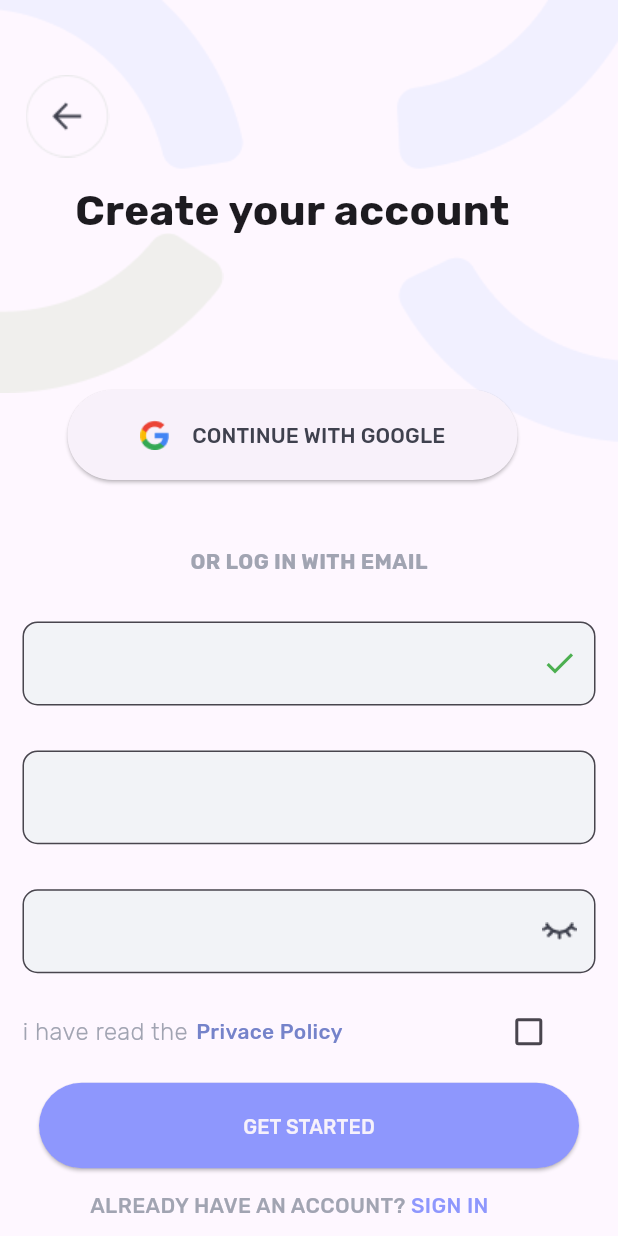
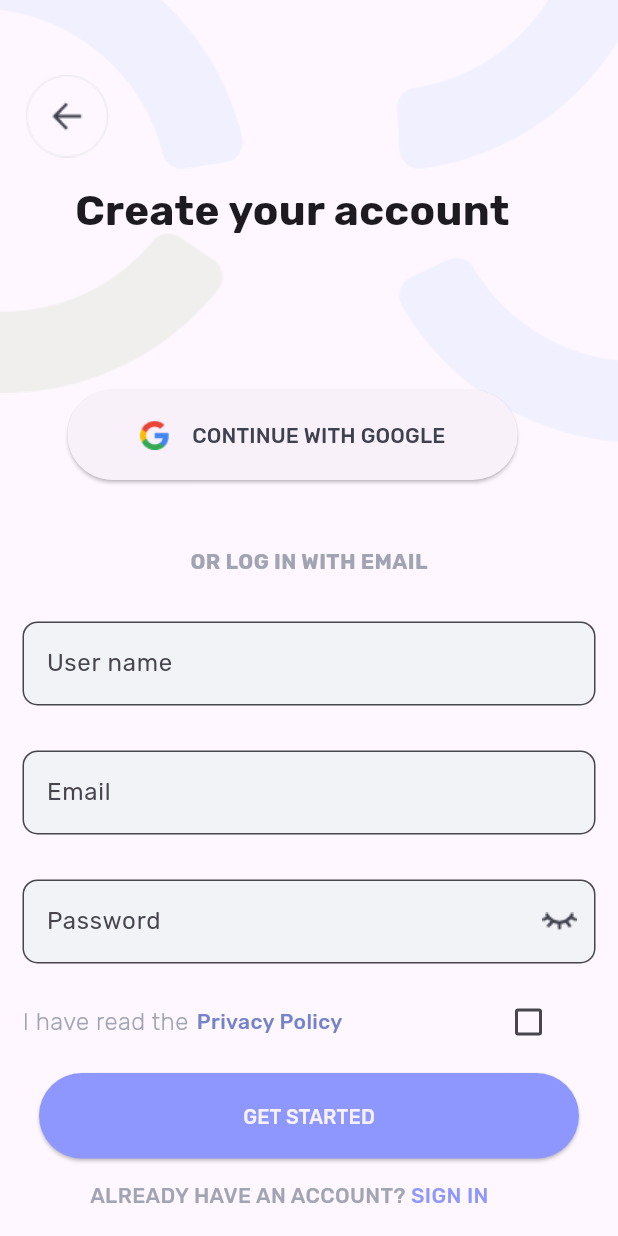
Before and after one commit to mertaksoyy/GoodPlace, a Flutter app: the SignUpPage screen opened by its route, on a phone screen of 412 x 824 dp. Run offline on Flutter 3.47's test engine with Material 3 defaults, Android fonts, the phone set to English and light mode, and no system bars; our stand-ins replace cloud_firestore, firebase_auth, firebase_core, google_fonts, google_sign_in, image_picker and 2 more; accounts and stored records are empty.

Commit message:
Fix update

```diff
--- a/goodplace/lib/constants/routes.dart
+++ b/goodplace/lib/constants/routes.dart
@@ -5,3 +5,5 @@ const verifyEmailViewRoute = 'verify-email';
 const mainPageRoute = '/main-page';
 const onBoardViewRoute = '/onboard';
 const habitPageViewRoute = '/habitpage';
+
+const createHabitPageViewRoute = '/createhabit';
--- a/goodplace/lib/main.dart
+++ b/goodplace/lib/main.dart
@@ -4,6 +4,7 @@ import 'package:flutter/material.dart';
 import 'package:goodplace/constants/routes.dart';
 import 'package:goodplace/firebase_options.dart';
 import 'package:goodplace/username_provider.dart';
+import 'package:goodplace/views/create_habit_page_view.dart';
 import 'package:goodplace/views/habit_page_view.dart';
 import 'package:goodplace/views/main_screen_view.dart';
 import 'package:goodplace/views/onboarding_view.dart';
@@ -43,6 +44,7 @@ class MyApp extends StatelessWidget {
           mainPageRoute: (context) => MainScreenView(),
           onBoardViewRoute: (context) => const OnBoardPage(),
           habitPageViewRoute: (context) => HabitPageView(),
+          createHabitPageViewRoute: (context) => CreateHabitPageView(),
         },
       ),
     );
--- a/goodplace/lib/views/habit_page_view.dart
+++ b/goodplace/lib/views/habit_page_view.dart
@@ -3,6 +3,7 @@ import 'dart:io';
 import 'package:cloud_firestore/cloud_firestore.dart';
 import 'package:flutter/material.dart';
 import 'package:flutter/services.dart';
+import 'package:goodplace/constants/routes.dart';
 import 'package:google_fonts/google_fonts.dart';
 import 'package:image_picker/image_picker.dart';
 import 'package:intl/intl.dart';
@@ -402,6 +403,8 @@ class _HabitPageViewState extends State<HabitPageView> {
                           Navigator.pop(context);
                           _updateTotalHabit(totalHabit);
                           resetForm();
+                          Navigator.pushNamed(
+                              context, createHabitPageViewRoute);
                         },
                         icon: Icon(Icons.close),
                       ),
--- a/goodplace/lib/views/sign_up.dart
+++ b/goodplace/lib/views/sign_up.dart
@@ -2,9 +2,7 @@ import 'package:firebase_auth/firebase_auth.dart';
 import 'package:flutter/material.dart';
 import 'package:flutter/services.dart';
 import 'package:goodplace/constants/routes.dart';
-import 'package:goodplace/main.dart';
 import 'package:goodplace/username_provider.dart';
-import 'package:goodplace/utils/show_error_dialog.dart';
 import 'package:google_fonts/google_fonts.dart';
 import 'package:provider/provider.dart';
 
@@ -20,28 +18,48 @@ class _SignUpPageState extends State<SignUpPage> {
   var tfMailController = TextEditingController();
   var tfPassController = TextEditingController();
   String userName = "";
-  bool isNameValid = true;
-  bool isGmailValid = true;
-  bool isPasswordValid = true;
+  bool isNameValid = false;
+  bool isGmailValid = false;
   bool _obscureText = true;
   bool ischeckBox = false;
+  final _formKey = GlobalKey<FormState>();
 
-  void userNameCheck() {
+  @override
+  void initState() {
+    super.initState();
+
+    // Kullanıcı adını kontrol eden dinleyici
+    tfUserNameController.addListener(() {
       setState(() {
-      if (tfUserNameController.text.isEmpty) {
-        isNameValid = false;
-      } else {
-        isNameValid = true;
+        isNameValid = tfUserNameController.text.isNotEmpty;
+      });
+    });
+
+    // Mail adresini kontrol eden dinleyici
+    tfMailController.addListener(() {
+      setState(() {
+        isGmailValid = tfMailController.text.isNotEmpty;
+      });
+    });
   }
-    });
+
+  @override
+  void dispose() {
+    tfUserNameController.dispose();
+    tfMailController.dispose();
+    tfPassController.dispose();
+    super.dispose();
   }
 
   @override
   Widget build(BuildContext context) {
     return Scaffold(
       resizeToAvoidBottomInset: false,
-      body: Container(
+      body: SingleChildScrollView(
+        child: Container(
           width: double.infinity,
+          child: Form(
+            key: _formKey,
             child: Column(
               children: [
                 Stack(
@@ -57,11 +75,12 @@ class _SignUpPageState extends State<SignUpPage> {
                         onTap: () {
                           Navigator.pushNamed(context, signInViewRoute);
                         },
-                      child: Image.asset('assets/images/sign_up_back.png')),
+                        child: Image.asset('assets/images/sign_up_back.png'),
+                      ),
                     ),
                     Positioned(
-                  top: 120.0, // signup.png'nin içinde konumlandırmak için
-                  left: 50.0, // signup.png'nin içinde konumlandırmak için
+                      top: 120.0,
+                      left: 50.0,
                       child: Text(
                         "Create your account ",
                         style: GoogleFonts.rubik(
@@ -73,17 +92,16 @@ class _SignUpPageState extends State<SignUpPage> {
                       left: 0,
                       child: Image.asset(
                         'assets/images/signupdesign.png',
-                      color: // Color(0xffFAF8F5)
-                          const Color.fromARGB(255, 240, 239, 237),
-                    )),
+                        color: const Color.fromARGB(255, 240, 239, 237),
+                      ),
+                    ),
                     Positioned(
                       top: 260,
-                  left:
-                      45, // Butonu biraz daha ortalamak için left değerini değiştirdim
+                      left: 45,
                       child: Center(
                         child: SizedBox(
-                      width: 300, // Genişliği artırdım
-                      height: 60, // Yüksekliği artırdım
+                          width: 300,
+                          height: 60,
                           child: ElevatedButton(
                             onPressed: () {},
                             style: ElevatedButton.styleFrom(
@@ -101,14 +119,13 @@ class _SignUpPageState extends State<SignUpPage> {
                                   width: 20,
                                   height: 20,
                                 ),
-                            const SizedBox(
-                                width: 15), // İkon ve metin arasındaki boşluk
+                                const SizedBox(width: 15),
                                 Text(
                                   "CONTINUE WITH GOOGLE",
                                   style: GoogleFonts.rubik(
                                     fontSize: 14,
                                     fontWeight: FontWeight.w500,
-                                color: Color(0xff3F414E), // Metin rengi
+                                    color: Color(0xff3F414E),
                                   ),
                                 ),
                               ],
@@ -119,9 +136,7 @@ class _SignUpPageState extends State<SignUpPage> {
                     ),
                   ],
                 ),
-            SizedBox(
-              height: 15,
-            ),
+                SizedBox(height: 15),
                 GestureDetector(
                   onTap: () {
                     print("Go Log In With EMAIL");
@@ -134,9 +149,7 @@ class _SignUpPageState extends State<SignUpPage> {
                         color: Color(0xffA1A4B2)),
                   ),
                 ),
-            SizedBox(
-              height: 15,
-            ),
+                SizedBox(height: 15),
                 Padding(
                   padding: const EdgeInsets.all(15.0),
                   child: TextFormField(
@@ -148,15 +161,22 @@ class _SignUpPageState extends State<SignUpPage> {
                       fillColor: Color(0xffF2F3F7),
                       border: OutlineInputBorder(
                           borderRadius: BorderRadius.circular(10)),
-                    //labelText: "User name",
+                      labelText: "User name",
                       labelStyle: GoogleFonts.rubik(
-                        fontSize: 16, fontWeight: FontWeight.w300),
+                          fontSize: 16, fontWeight: FontWeight.normal),
                       suffixIcon: isNameValid
                           ? Icon(
                               Icons.check,
                               color: Colors.green,
                             )
-                        : null),
+                          : null,
+                    ),
+                    validator: (value) {
+                      if (value == null || value.isEmpty) {
+                        return 'Please enter Username';
+                      }
+                      return null;
+                    },
                   ),
                 ),
                 Padding(
@@ -169,15 +189,25 @@ class _SignUpPageState extends State<SignUpPage> {
                       fillColor: Color(0xffF2F3F7),
                       border: OutlineInputBorder(
                           borderRadius: BorderRadius.circular(10)),
-                    //labelText: "Gmail",
+                      labelText: "Email",
                       labelStyle: GoogleFonts.rubik(
-                        fontSize: 16, fontWeight: FontWeight.w300),
-                    suffix: isGmailValid
+                          fontSize: 16, fontWeight: FontWeight.normal),
+                      suffixIcon: isGmailValid
                           ? Icon(
                               Icons.check,
                               color: Colors.green,
                             )
-                        : null),
+                          : null,
+                    ),
+                    validator: (value) {
+                      if (value == null || value.isEmpty) {
+                        return 'Please enter your Email';
+                      }
+                      if (!value.contains('@')) {
+                        return 'Please enter a valid Email';
+                      }
+                      return null;
+                    },
                   ),
                 ),
                 Padding(
@@ -185,16 +215,15 @@ class _SignUpPageState extends State<SignUpPage> {
                   child: TextFormField(
                     obscureText: _obscureText,
                     controller: tfPassController,
-                textInputAction: TextInputAction.next,
-                //inputFormatters: [LengthLimitingTextInputFormatter(20)],
+                    textInputAction: TextInputAction.done,
                     decoration: InputDecoration(
                       filled: true,
                       fillColor: Color(0xffF2F3F7),
                       border: OutlineInputBorder(
                           borderRadius: BorderRadius.circular(10)),
-                    //labelText: "Password",
+                      labelText: "Password",
                       labelStyle: GoogleFonts.rubik(
-                        fontSize: 16, fontWeight: FontWeight.w300),
+                          fontSize: 16, fontWeight: FontWeight.normal),
                       suffixIcon: GestureDetector(
                         onTap: () {
                           setState(() {
@@ -204,48 +233,56 @@ class _SignUpPageState extends State<SignUpPage> {
                         child: Padding(
                           padding: EdgeInsets.all(8.0),
                           child: Image.asset(
-                            'assets/images/ic_password_hide.png',
+                            _obscureText
+                                ? 'assets/images/ic_password_hide.png'
+                                : 'assets/images/ic_password_hide.png',
                             width: 20,
                             height: 20,
                           ),
-                        ))),
+                        ),
+                      ),
+                    ),
+                    validator: (value) {
+                      if (value == null || value.isEmpty) {
+                        return 'Please enter Password';
+                      }
+                      if (value.length < 6) {
+                        return 'Password must be at least 6 characters';
+                      }
+                      return null;
+                    },
                   ),
                 ),
                 Padding(
                   padding: const EdgeInsets.fromLTRB(15, 0, 0, 0),
                   child: Row(
-                //mainAxisAlignment: MainAxisAlignment.spaceEvenly,
                     children: [
                       Text(
-                    "i have read the",
+                        "I have read the",
                         style: GoogleFonts.rubik(
                             fontSize: 16,
                             fontWeight: FontWeight.w300,
                             color: const Color(0xffA1A4B2)),
                       ),
-                  const SizedBox(
-                    width: 2,
-                  ),
+                      const SizedBox(width: 2),
                       GestureDetector(
                         onTap: () {
-                      print("Go to Privace Policy");
+                          print("Go to Privacy Policy");
                         },
                         child: Text(
-                      " Privace Policy",
+                          " Privacy Policy",
                           style: GoogleFonts.rubik(
                               fontSize: 14,
                               fontWeight: FontWeight.w500,
                               color: const Color(0xff7583CA)),
                         ),
                       ),
-                  const SizedBox(
-                    width: 100,
-                  ),
+                      const SizedBox(width: 100),
                       Checkbox(
                         value: ischeckBox,
                         onChanged: (value) {
                           setState(() {
-                        ischeckBox = !ischeckBox;
+                            ischeckBox = value ?? false;
                           });
                         },
                         activeColor: const Color(0xff7583CA),
@@ -253,16 +290,14 @@ class _SignUpPageState extends State<SignUpPage> {
                     ],
                   ),
                 ),
-            SizedBox(
-              height: 10,
-            ),
+                SizedBox(height: 10),
                 Container(
                   width: 360,
                   height: 57,
                   child: ElevatedButton(
                     onPressed: () async {
-                  userNameCheck();
-                  if (isNameValid) {
+                      // Form alanları doğrulama
+                      if (_formKey.currentState!.validate()) {
                         userName = tfUserNameController.text;
                         final email = tfMailController.text;
                         final password = tfPassController.text;
@@ -277,37 +312,33 @@ class _SignUpPageState extends State<SignUpPage> {
                           await user?.reload();
                           user = FirebaseAuth.instance.currentUser;
                           final name = user?.displayName;
-                      print("esf $name");
                           context.read<UserNameProvider>().setUserName(name!);
                           Navigator.of(context).pushNamed(
                             onBoardViewRoute,
                           );
                         } on FirebaseAuthException catch (e) {
+                          String errorMessage;
                           if (e.code == 'weak-password') {
-                        await showErrorDialog(context, 'Weak Password');
+                            errorMessage = 'Weak Password';
                           } else if (e.code == 'email-already-in-use') {
-                        await showErrorDialog(
-                            context, 'Email is already in use');
+                            errorMessage = 'Email is already in use';
                           } else if (e.code == 'invalid-email') {
-                        await showErrorDialog(context, 'Invalid Email');
+                            errorMessage = 'Invalid Email';
                           } else {
-                        await showErrorDialog(
-                            context, 'Email and password must be entered!');
+                            errorMessage =
+                                'An unknown error occurred. Please try again.';
                           }
-                    } catch (e) {
-                      await showErrorDialog(
-                        context,
-                        e.toString(),
+                          // Hata mesajını gösterme
+                          ScaffoldMessenger.of(context).showSnackBar(
+                            SnackBar(content: Text(errorMessage)),
                           );
                         }
-                  } else {
-                    await showErrorDialog(
-                        context, 'User name can not be empty');
                       }
                     },
                     style: ElevatedButton.styleFrom(
                         backgroundColor: Color(0xff8E97FD),
-                    padding: EdgeInsets.symmetric(horizontal: 40, vertical: 20),
+                        padding:
+                            EdgeInsets.symmetric(horizontal: 40, vertical: 20),
                         shape: RoundedRectangleBorder(
                             borderRadius: BorderRadius.circular(40))),
                     child: Text(
@@ -330,7 +361,6 @@ class _SignUpPageState extends State<SignUpPage> {
                               color: Color(0xffA1A4B2))),
                       GestureDetector(
                         onTap: () {
-                      print("Go to Sing in Page");
                           Navigator.of(context).pushNamed(signInViewRoute);
                         },
                         child: Text(
@@ -347,6 +377,8 @@ class _SignUpPageState extends State<SignUpPage> {
               ],
             ),
           ),
+        ),
+      ),
     );
   }
 }
```
Also changed, not shown: goodplace/lib/views/sign_in_view.dart (+85 -43 lines). Lines whose indentation alone changed are shown as unchanged.
